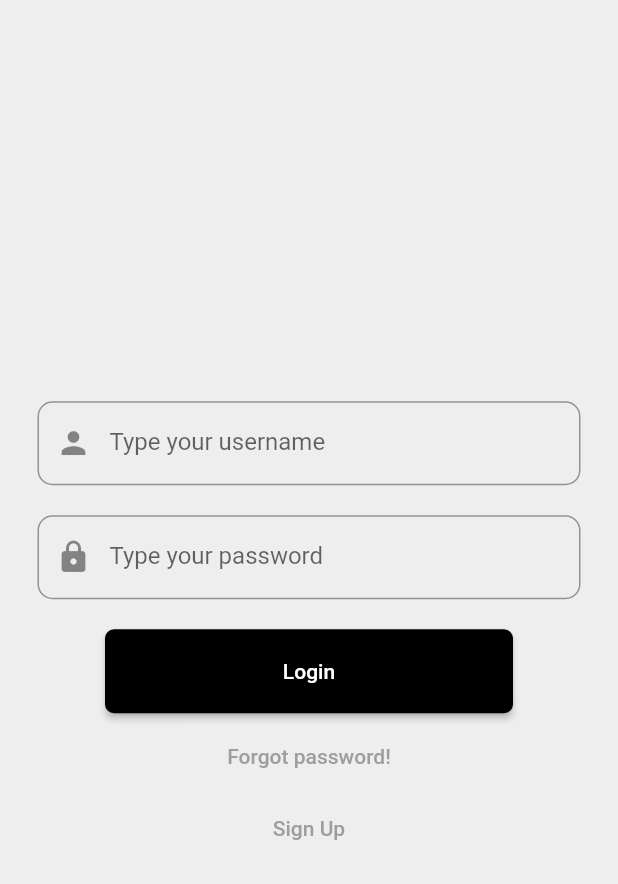
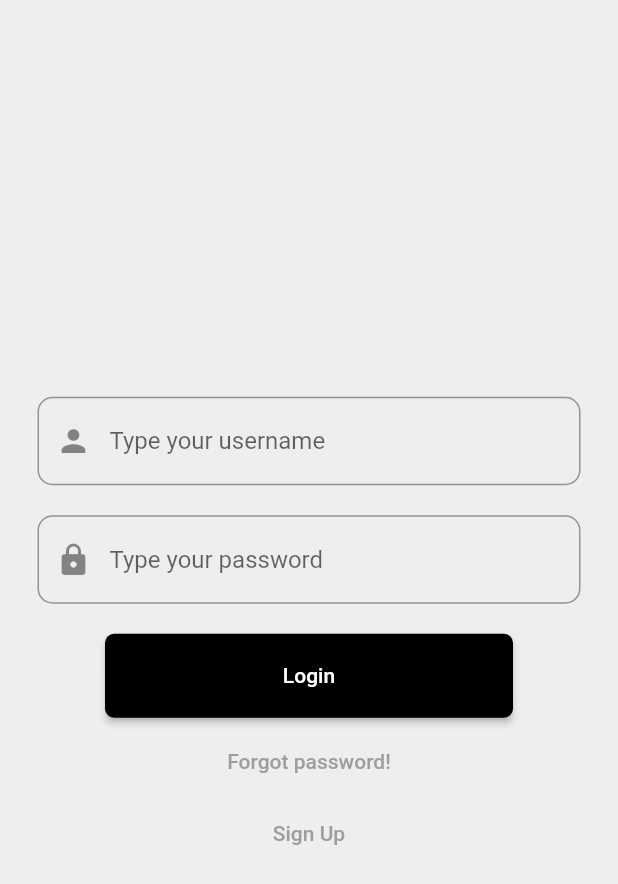
Before and after one commit to Tercilio/fake-news-flutter, a Flutter app: the screen it shows after launch, on a phone screen of 412 x 824 dp. Shown: the top 884 px of the screen. Run offline on Flutter 3.47's test engine with Material 2 defaults, Android fonts, the phone set to English and light mode, and no system bars; our stand-ins replace dio, flutter_mobx, flutter_modular, localization, mask_text_input_formatter, mobx; generated files the repository leaves out were written again; project files that could hold a hidden picture were left out.

Commit message:
Estilização da tela de login

```diff
--- a/lib/src/features/auth/presentation/view/page/login_page.dart
+++ b/lib/src/features/auth/presentation/view/page/login_page.dart
@@ -27,12 +27,12 @@ class _LoginPageState extends ModularState<LoginPage, LoginViewModel> {
   Widget get _username => Container(
         margin: const EdgeInsets.fromLTRB(25, 15, 25, 5),
         width: double.infinity,
-        height: 56,
         child: TextFormField(
           keyboardType: TextInputType.emailAddress,
           textInputAction: TextInputAction.next,
           decoration: InputDecoration(
             errorText: store.error.username,
+            errorStyle: const TextStyle(fontWeight: FontWeight.bold),
             hintText: 'username_hint'.i18n(),
             prefixIcon: const Icon(Icons.person),
             contentPadding: const EdgeInsets.all(20),
@@ -49,13 +49,13 @@ class _LoginPageState extends ModularState<LoginPage, LoginViewModel> {
   Widget get _password => Container(
         margin: const EdgeInsets.fromLTRB(25, 15, 25, 5),
         width: double.infinity,
-        height: 56,
         child: TextFormField(
           obscureText: true,
           textInputAction: TextInputAction.next,
           keyboardType: TextInputType.text,
           decoration: InputDecoration(
             errorText: store.error.password,
+            errorStyle: const TextStyle(fontWeight: FontWeight.bold),
             hintText: 'password_hint'.i18n(),
             contentPadding: const EdgeInsets.all(20),
             prefixIcon: const Icon(Icons.lock_rounded),
```
